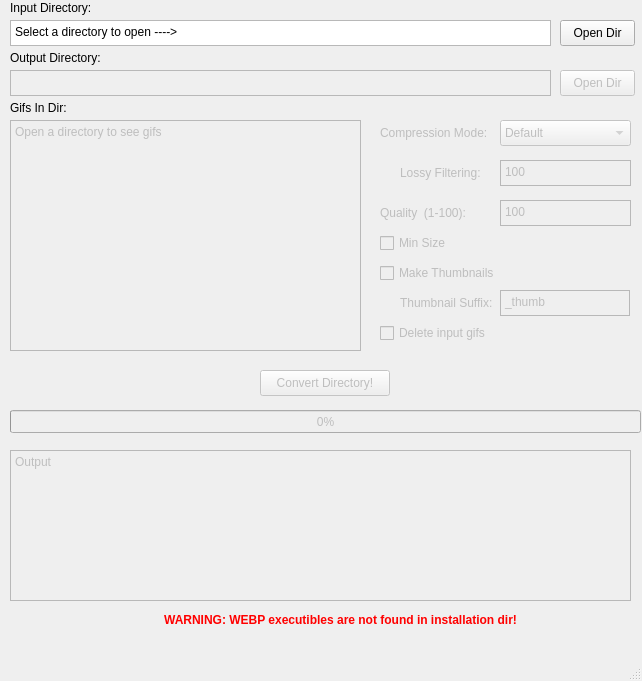
This is mainwindow.ui in TomRubicon/WebpConvertGui as Qt 5 draws it before an edit. The edited form follows.
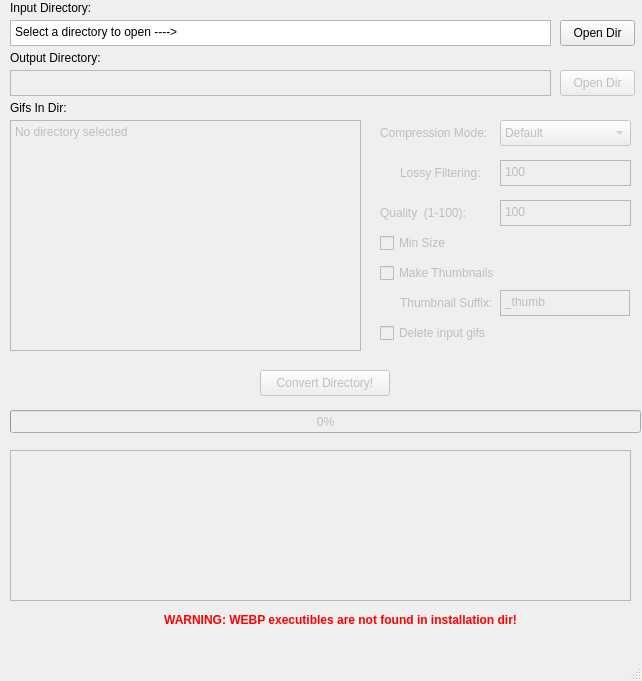
This is the edited form.

Patch:
```diff
--- a/mainwindow.ui
+++ b/mainwindow.ui
@@ -61,7 +61,7 @@
 &lt;html&gt;&lt;head&gt;&lt;meta name=&quot;qrichtext&quot; content=&quot;1&quot; /&gt;&lt;meta charset=&quot;utf-8&quot; /&gt;&lt;style type=&quot;text/css&quot;&gt;
 p, li { white-space: pre-wrap; }
 &lt;/style&gt;&lt;/head&gt;&lt;body style=&quot; font-family:'Segoe UI'; font-size:9pt; font-weight:400; font-style:normal;&quot;&gt;
-&lt;p style=&quot; margin-top:0px; margin-bottom:0px; margin-left:0px; margin-right:0px; -qt-block-indent:0; text-indent:0px;&quot;&gt;Open a directory to see gifs&lt;/p&gt;&lt;/body&gt;&lt;/html&gt;</string>
+&lt;p style=&quot; margin-top:0px; margin-bottom:0px; margin-left:0px; margin-right:0px; -qt-block-indent:0; text-indent:0px;&quot;&gt;No directory selected&lt;/p&gt;&lt;/body&gt;&lt;/html&gt;</string>
     </property>
    </widget>
    <widget class="QLabel" name="lbl_dircontents">
@@ -422,7 +422,7 @@
 &lt;html&gt;&lt;head&gt;&lt;meta name=&quot;qrichtext&quot; content=&quot;1&quot; /&gt;&lt;meta charset=&quot;utf-8&quot; /&gt;&lt;style type=&quot;text/css&quot;&gt;
 p, li { white-space: pre-wrap; }
 &lt;/style&gt;&lt;/head&gt;&lt;body style=&quot; font-family:'Segoe UI'; font-size:9pt; font-weight:400; font-style:normal;&quot;&gt;
-&lt;p style=&quot; margin-top:0px; margin-bottom:0px; margin-left:0px; margin-right:0px; -qt-block-indent:0; text-indent:0px;&quot;&gt;Output&lt;/p&gt;&lt;/body&gt;&lt;/html&gt;</string>
+&lt;p style=&quot;-qt-paragraph-type:empty; margin-top:0px; margin-bottom:0px; margin-left:0px; margin-right:0px; -qt-block-indent:0; text-indent:0px;&quot;&gt;&lt;br /&gt;&lt;/p&gt;&lt;/body&gt;&lt;/html&gt;</string>
     </property>
    </widget>
   </widget>
```
Left out of the diff: 18 changed lines with no effect on the pictures.
